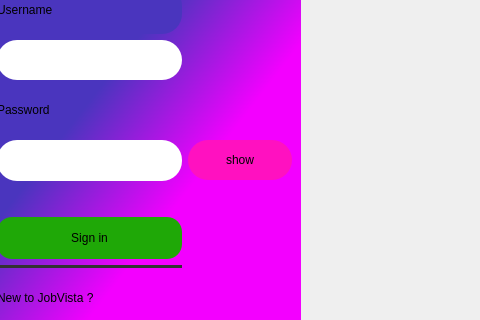
Above: login.ui from Abeh995/JobVista before the change; both pictures show x 528 to 1008 and y 124 to 444 of the 1240 by 615 pixel window. Below: the same form after it.
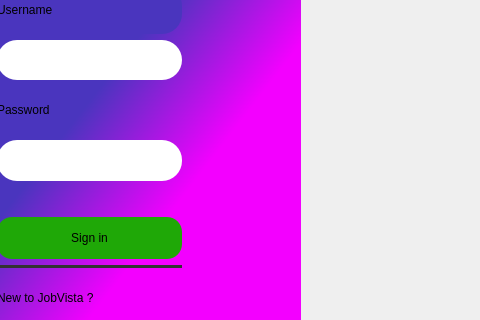
That is the form after the change. Icons and pictures are not drawn.

```diff
--- a/login.ui
+++ b/login.ui
@@ -305,16 +305,23 @@
         <property name="minimumSize">
          <size>
           <width>0</width>
-          <height>40</height>
+          <height>25</height>
+         </size>
+        </property>
+        <property name="maximumSize">
+         <size>
+          <width>27</width>
+          <height>16777215</height>
          </size>
         </property>
         <property name="styleSheet">
-         <string notr="true">background-color: rgb(255, 17, 192);
-border-radius: 20px;
+         <string notr="true">image: url(:/icon/icon-showpassword.png);
+
+background-color: qlineargradient(spread:pad, x1:0, y1:0, x2:1, y2:1, stop:0 rgba(0, 0, 0, 0), stop:1 rgba(0, 0, 0, 0));
 </string>
         </property>
         <property name="text">
-         <string>show</string>
+         <string/>
         </property>
        </widget>
       </item>
```
